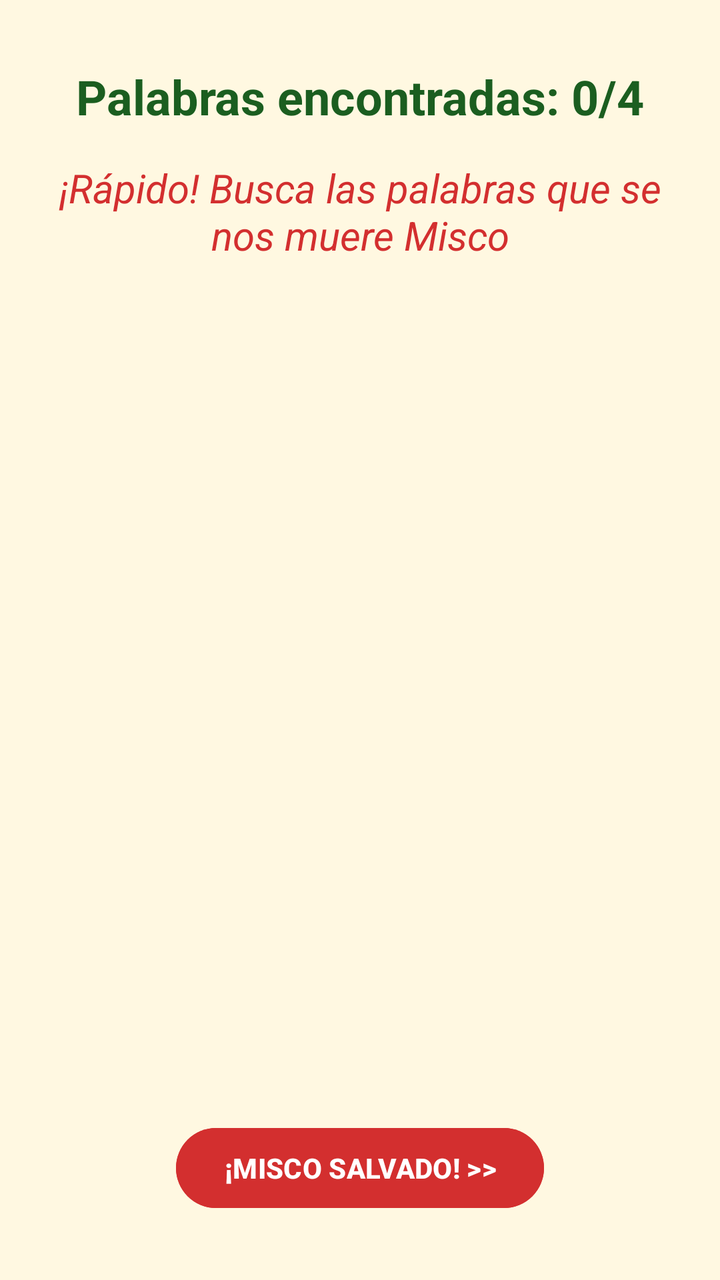
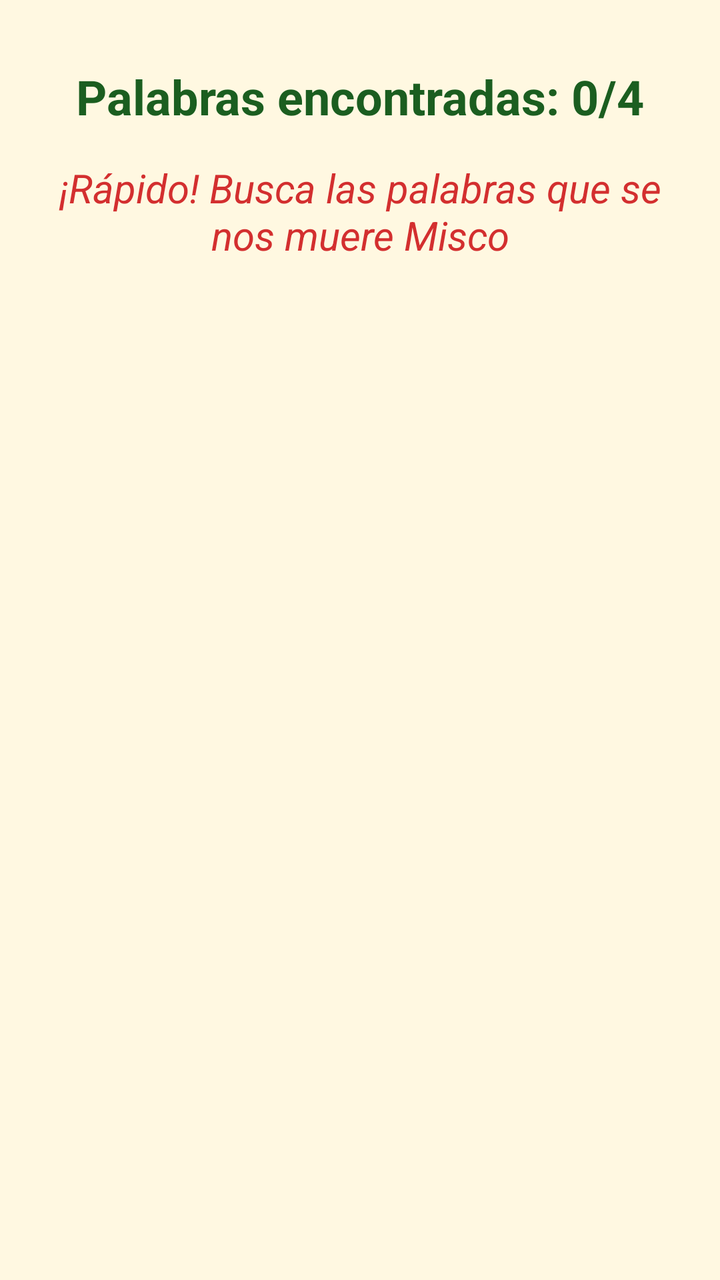

Before-and-after screenshots of an Android layout around one commit, followed by the original layout XML and the change that was made.
<!-- AndroidManifest.xml: application theme Theme.NavidAPP_2DAM -->
<!-- res/layout/fragment_juego_sopa.xml -->
<?xml version="1.0" encoding="utf-8"?>
<androidx.constraintlayout.widget.ConstraintLayout
    xmlns:android="http://schemas.android.com/apk/res/android"
    xmlns:app="http://schemas.android.com/apk/res-auto"
    android:layout_width="match_parent"
    android:layout_height="match_parent"
    android:background="#FFF8E1"> <TextView
    android:id="@+id/txt_counter"
    android:layout_width="wrap_content"
    android:layout_height="wrap_content"
    android:text="Palabras encontradas: 0/4"
    android:textColor="#1B5E20"
    android:textSize="24sp"
    android:textStyle="bold"
    android:layout_marginTop="32dp"
    app:layout_constraintTop_toTopOf="parent"
    app:layout_constraintStart_toStartOf="parent"
    app:layout_constraintEnd_toEndOf="parent" />

    <TextView
        android:id="@+id/txt_urgency"
        android:layout_width="0dp"
        android:layout_height="wrap_content"
        android:text="¡Rápido! Busca las palabras que se nos muere Misco"
        android:textAlignment="center"
        android:textColor="#D32F2F"
        android:textSize="20sp"
        android:textStyle="italic"
        android:layout_marginHorizontal="24dp"
        android:layout_marginTop="16dp"
        app:layout_constraintTop_toBottomOf="@id/txt_counter"
        app:layout_constraintStart_toStartOf="parent"
        app:layout_constraintEnd_toEndOf="parent" />

    <FrameLayout
        android:id="@+id/game_container"
        android:layout_width="0dp"
        android:layout_height="0dp"
        android:layout_margin="16dp"
        app:layout_constraintDimensionRatio="1:1"
        app:layout_constraintTop_toBottomOf="@id/txt_urgency"
        app:layout_constraintBottom_toTopOf="@id/btn_next_level"
        app:layout_constraintStart_toStartOf="parent"
        app:layout_constraintEnd_toEndOf="parent" />
    
    <Button
        android:id="@+id/btn_next_level"
        android:layout_width="wrap_content"
        android:layout_height="wrap_content"
        android:text="¡MISCO SALVADO! >>"
        android:backgroundTint="#D32F2F"
        android:textColor="#FFFFFF"
        android:textStyle="bold"
        android:visibility="visible"
        android:layout_marginBottom="32dp"
        app:layout_constraintBottom_toBottomOf="parent"
        app:layout_constraintStart_toStartOf="parent"
        app:layout_constraintEnd_toEndOf="parent" />

</androidx.constraintlayout.widget.ConstraintLayout>
<!-- resources referenced by this layout -->
<resources>
  <style name="Theme.NavidAPP_2DAM" parent="Base.Theme.NavidAPP_2DAM" />
  <style name="Base.Theme.NavidAPP_2DAM" parent="Theme.Material3.DayNight.NoActionBar">
          
          
      </style>
</resources>

<!-- the commit's change to res/layout/fragment_juego_sopa.xml (unified diff, before → after) -->
@@ -4,18 +4,20 @@
     xmlns:app="http://schemas.android.com/apk/res-auto"
     android:layout_width="match_parent"
     android:layout_height="match_parent"
-    android:background="#FFF8E1"> <TextView
-    android:id="@+id/txt_counter"
-    android:layout_width="wrap_content"
-    android:layout_height="wrap_content"
-    android:text="Palabras encontradas: 0/4"
-    android:textColor="#1B5E20"
-    android:textSize="24sp"
-    android:textStyle="bold"
-    android:layout_marginTop="32dp"
-    app:layout_constraintTop_toTopOf="parent"
-    app:layout_constraintStart_toStartOf="parent"
-    app:layout_constraintEnd_toEndOf="parent" />
+    android:background="#FFF8E1">
+
+    <TextView
+        android:id="@+id/txt_counter"
+        android:layout_width="wrap_content"
+        android:layout_height="wrap_content"
+        android:text="Palabras encontradas: 0/4"
+        android:textColor="#1B5E20"
+        android:textSize="24sp"
+        android:textStyle="bold"
+        android:layout_marginTop="32dp"
+        app:layout_constraintTop_toTopOf="parent"
+        app:layout_constraintStart_toStartOf="parent"
+        app:layout_constraintEnd_toEndOf="parent" />
 
     <TextView
         android:id="@+id/txt_urgency"
@@ -42,16 +44,16 @@
         app:layout_constraintBottom_toTopOf="@id/btn_next_level"
         app:layout_constraintStart_toStartOf="parent"
         app:layout_constraintEnd_toEndOf="parent" />
-    
+
     <Button
         android:id="@+id/btn_next_level"
         android:layout_width="wrap_content"
         android:layout_height="wrap_content"
-        android:text="¡MISCO SALVADO! >>"
+        android:text="Llevar la cena a Santa"
         android:backgroundTint="#D32F2F"
         android:textColor="#FFFFFF"
         android:textStyle="bold"
-        android:visibility="visible"
+        android:visibility="invisible"
         android:layout_marginBottom="32dp"
         app:layout_constraintBottom_toBottomOf="parent"
         app:layout_constraintStart_toStartOf="parent"
